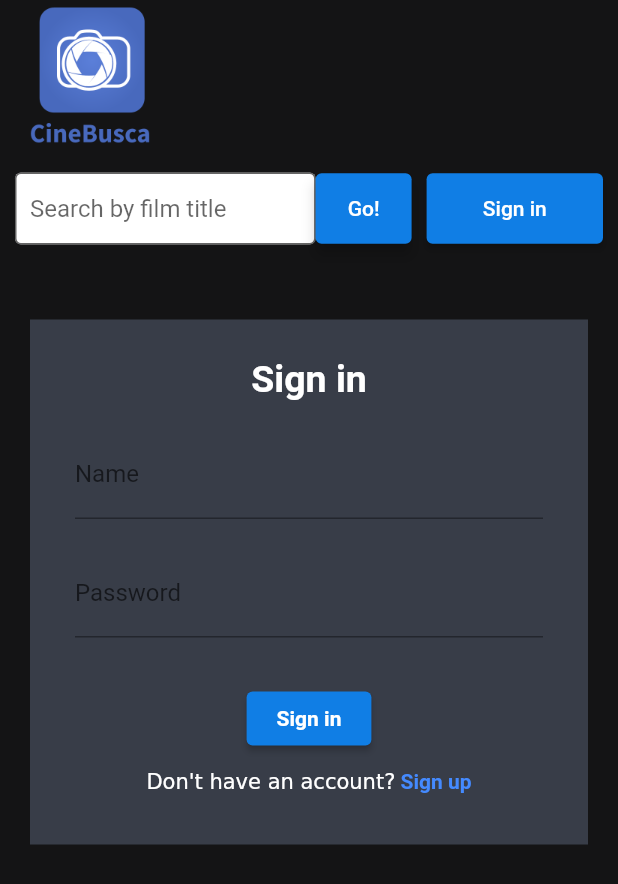
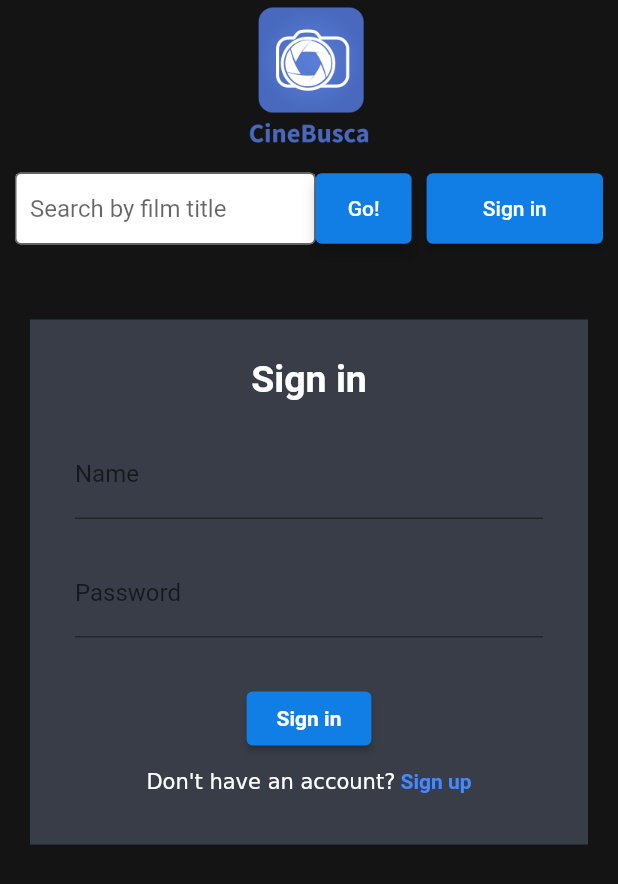
Before and after one commit to EdimarioJr/CineBusca-flutter, a Flutter app: the screen it shows after launch, after a tap on "Sign in", on a phone screen of 412 x 824 dp. Shown: the top 884 px of the screen. Run offline on Flutter 3.47's test engine with Material 2 defaults, Android fonts, the phone set to English and light mode, and no system bars; our stand-ins replace jwt_decoder; network calls fail.

Commit message:
Action Button/ mudança layout header

```diff
--- /dev/null
+++ b/lib/components/ActionButton/actionbutton.dart
@@ -0,0 +1,40 @@
+import 'package:flutter/material.dart';
+import 'package:flutter/cupertino.dart';
+import '../../screens/Login/loginpage.dart';
+
+// Botão que vai ser reusado por toda a aplicação
+class ActionButton extends StatelessWidget {
+  final String textButton;
+  final Function onPressedFunc;
+  final double verticalPadding;
+  final double horizontalPadding;
+
+  ActionButton(
+      {this.onPressedFunc,
+      this.textButton,
+      // Valores padrão
+      this.verticalPadding = 10.0,
+      this.horizontalPadding = 15.0});
+
+  @override
+  Widget build(BuildContext context) {
+    return ElevatedButton(
+      autofocus: true,
+      clipBehavior: Clip.antiAlias,
+      style: new ButtonStyle(
+        backgroundColor:
+            MaterialStateProperty.all<Color>(Color.fromRGBO(16, 126, 229, 1)),
+        padding: MaterialStateProperty.all<EdgeInsets>(EdgeInsets.symmetric(
+            vertical: this.verticalPadding,
+            horizontal: this.horizontalPadding)),
+      ),
+      child: Text(this.textButton),
+      onPressed: this.onPressedFunc != null
+          ? this.onPressedFunc
+          : () => {
+                Navigator.push(context,
+                    CupertinoPageRoute(builder: (context) => LoginPage()))
+              },
+    );
+  }
+}
--- a/lib/components/Header/form_header.dart
+++ b/lib/components/Header/form_header.dart
@@ -1,5 +1,5 @@
 import 'package:flutter/material.dart';
-import 'header_button.dart';
+import '../ActionButton/actionbutton.dart';
 
 class FormHeader extends StatefulWidget {
   @override
@@ -21,7 +21,6 @@ class _FormHeaderState extends State<FormHeader> {
               Expanded(
                   flex: 7,
                   child: Container(
-                      width: 200,
                       child: TextFormField(
                     decoration: const InputDecoration(
                         filled: true,
@@ -30,7 +29,12 @@ class _FormHeaderState extends State<FormHeader> {
                         fillColor: Color.fromRGBO(255, 255, 255, 1),
                         contentPadding: const EdgeInsets.only(left: 10.0)),
                   ))),
-              HeaderButton(buttonText: "Go!")
+              ActionButton(
+                textButton: "Go!",
+                verticalPadding: 15.5,
+                horizontalPadding: 15.0,
+                onPressedFunc: () => {},
+              )
             ],
           ),
         ));
--- a/lib/components/Header/header.dart
+++ b/lib/components/Header/header.dart
@@ -4,8 +4,10 @@ import 'package:flutter/cupertino.dart';
 import 'package:flutter/material.dart';
 import 'package:jwt_decoder/jwt_decoder.dart';
 import 'package:provider/provider.dart';
+import '../../screens/Login/loginpage.dart';
+import '../../screens/Watchlist/watchlistpage.dart';
 import 'form_header.dart';
-import 'header_button.dart';
+import '../ActionButton/actionbutton.dart';
 
 class Header extends StatefulWidget {
   @override
@@ -13,6 +15,8 @@ class Header extends StatefulWidget {
 }
 
 class _HeaderState extends State<Header> {
+  // GlobalKey serve para identificar unicamente um form, assim podemos usar os controllers de texto
+  // nos campos e facilitar a vida na manipulação e captura de valores em um formulário.
   final _formKey = GlobalKey<FormState>();
   String titleMovie = '';
 
@@ -26,59 +30,51 @@ class _HeaderState extends State<Header> {
           Container(
             padding: const EdgeInsets.only(bottom: 15.0),
             child: Row(children: [
-              Image(
+              Expanded(
+                flex: 5,
+                // Usamos o Image para renderizar imagens no flutter. Esse Widget Image pode ter
+                // vários tipos no seu argumento "image". O caso abaixo é AssetImage, o que significa
+                // que a imagem vai ser buscada nos assets do projeto. Também existe o NetworkImage,
+                // significando que a imagem vai ser buscada em alguma URL
+                child: Image(
                     image: AssetImage('assets/cinebusca_logo.png'),
                     width: 100,
                     height: 100),
+              ),
+              // O Consumer acompanha as mudanças que ocorrem no estado do Provider Jwt
+              // Ele fornece a instância do Model através do jwtModel, assim podemos modificar
+              // o estado global da aplicação ( nesse caso o estado global se resume ao jwt)
               Consumer<JwtModel>(
                 builder: (context, jwtModel, widget) {
                   if (jwtModel.isLogged()) {
+                    // decodifica o token
                     Map<String, dynamic> jwtDecoded =
                         JwtDecoder.decode(jwtModel.getToken());
+                    // pega o username do payload e usa no Text
                     String username = jwtDecoded['username'];
-                    return Row(children: [
-                      Column(
-                        children: [
+                    return Expanded(
+                      flex: 5,
+                      child: Column(children: [
                         Text(
-                            "Oi, $username",
+                          "Bem vindo, $username",
                           style: TextStyle(color: Colors.white),
                         ),
-                          ElevatedButton(
-                            autofocus: true,
-                            clipBehavior: Clip.antiAlias,
-                            style: new ButtonStyle(
-                              backgroundColor: MaterialStateProperty.all<Color>(
-                                  Color.fromRGBO(16, 126, 229, 1)),
-                              padding: MaterialStateProperty.all<EdgeInsets>(
-                                  EdgeInsets.symmetric(
-                                      vertical: 15.5, horizontal: 15.0)),
-                            ),
-                            child: Text("Logout"),
-                            onPressed: () => {jwtModel.deleteToken()},
-                          )
-                        ],
-                      ),
-                      ElevatedButton(
-                        autofocus: true,
-                        clipBehavior: Clip.antiAlias,
-                        style: new ButtonStyle(
-                          backgroundColor: MaterialStateProperty.all<Color>(
-                              Color.fromRGBO(16, 126, 229, 1)),
-                          padding: MaterialStateProperty.all<EdgeInsets>(
-                              EdgeInsets.symmetric(
-                                  vertical: 15.5, horizontal: 15.0)),
-                        ),
-                        child: Text("Watchlist"),
-                        onPressed: () => {
+                        ActionButton(
+                          textButton: "Watchlist",
+                          onPressedFunc: () => {
+                            // Com o Navigator push mudamos de uma tela para outra no Flutter
+                            // Usei o CupertinoPageRoute por que eu acho a animação do Cupertino mais
+                            // bonita :D
                             Navigator.push(
                                 context,
                                 CupertinoPageRoute(
                                     builder: (context) => WatchlistPage()))
                           },
                         )
-                    ]);
+                      ]),
+                    );
                   }
-
+                  // Um Consumer não pode retornar null, tem que retornar pelo menos 1 widget
                   return Container();
                 },
               )
@@ -86,7 +82,7 @@ class _HeaderState extends State<Header> {
           ),
           // SizedBox define uma altura / largura para Column,Row, Flex..
           SizedBox(
-              width: 450,
+              width: MediaQuery.of(context).size.width,
               // Definindo o tamanho da Row, podemos usar o Expanded dentro dela para definir o tamanho dos seus elementos sem ser hard-coded.
               // Nesse exemplo o input Text + Button ocupam 70% do width (flex = 7) e o outro button ocupa os outros 30% ( flex = 3). Isso foi possivel
               // por que definimos o tamanho do seu elemento Pai (Row) atraves do SizedBox.
@@ -100,9 +96,26 @@ class _HeaderState extends State<Header> {
                   ),
                   Expanded(
                       flex: 3,
-                      child: HeaderButton(
-                        buttonText: "Sign in",
-                      ))
+                      child: Consumer<JwtModel>(
+                          builder: (context, jwtModel, widget) {
+                        bool userIsLogged = jwtModel.isLogged();
+                        // O texto do botão e o que ele faz vai depender do estado da aplicação
+                        // Se o estado muda, esse botão automaticamente vai mudar, por que ele está
+                        // encapsulado pelo Consumer e será notificado sobre todas as mudanças.
+                        return ActionButton(
+                          verticalPadding: 15.5,
+                          horizontalPadding: 15.0,
+                          textButton: userIsLogged ? "Logout" : "Sign in",
+                          onPressedFunc: () => {
+                            userIsLogged
+                                ? jwtModel.deleteToken()
+                                : Navigator.push(
+                                    context,
+                                    CupertinoPageRoute(
+                                        builder: (context) => LoginPage()))
+                          },
+                        );
+                      })),
                 ],
               )),
         ],
--- a/lib/components/Header/header_button.dart
+++ /dev/null
@@ -1,28 +0,0 @@
-import 'package:cinebusca_front/screens/Login/loginpage.dart';
-import 'package:flutter/cupertino.dart';
-import 'package:flutter/material.dart';
-
-class HeaderButton extends StatelessWidget {
-  final String buttonText;
-
-  HeaderButton({this.buttonText});
-
-  @override
-  Widget build(BuildContext context) {
-    return ElevatedButton(
-      autofocus: true,
-      clipBehavior: Clip.antiAlias,
-      style: new ButtonStyle(
-        backgroundColor:
-            MaterialStateProperty.all<Color>(Color.fromRGBO(16, 126, 229, 1)),
-        padding: MaterialStateProperty.all<EdgeInsets>(
-            EdgeInsets.symmetric(vertical: 15.5, horizontal: 15.0)),
-      ),
-      child: Text(this.buttonText),
-      onPressed: () => {
-        Navigator.push(
-            context, CupertinoPageRoute(builder: (context) => LoginPage()))
-      },
-    );
-  }
-}
--- a/lib/screens/Login/login_form.dart
+++ b/lib/screens/Login/login_form.dart
@@ -70,9 +70,9 @@ class _LoginFormState extends State<LoginForm> {
                         print(userNameController.text);
                         print(userPasswordController.text);
                         var responseLogin = await http.post(
-                            'http://192.168.18.6:3000/user/${createUser ? '' : 'login'}',
+                            'http://10.0.0.41:3000/user/${createUser ? '' : 'login'}',
                             body: {
-                              'username': userNameController.text,
+                              'name': userNameController.text,
                               'password': userPasswordController.text
                             });
 
@@ -80,7 +80,7 @@ class _LoginFormState extends State<LoginForm> {
                         print(respostaLogin);
                         if (createUser == true) {
                           Scaffold.of(context).showSnackBar(SnackBar(
-                            content: Text("Erro durante criação do Usuário!"),
+                            content: Text(respostaLogin['message']),
                             backgroundColor: respostaLogin['op']
                                 ? Colors.blueAccent
                                 : Colors.redAccent,
--- a/lib/screens/Movie/moviedetail.dart
+++ b/lib/screens/Movie/moviedetail.dart
@@ -27,7 +27,7 @@ class MovieDetail extends StatefulWidget {
 class _MovieDetailState extends State<MovieDetail> {
   void postToUserWatchlist() async {
     JwtModel jwtModel = Provider.of<JwtModel>(context, listen: false);
-    var response = await http.post('http://192.168.18.6:3000/user/watchlist',
+    var response = await http.post('http://10.0.0.41:3000/user/watchlist',
         body: {'idMovie': '${widget.idMovie}'},
         headers: {'Authorization': 'Bearer ${jwtModel.getToken()}'});
 
--- a/lib/screens/Watchlist/watchlistpage.dart
+++ b/lib/screens/Watchlist/watchlistpage.dart
@@ -16,7 +16,7 @@ class _WatchlistPageState extends State<WatchlistPage> {
 
   void fetchWatchlist() async {
     JwtModel jwtModel = Provider.of<JwtModel>(context);
-    var response = await http.get('http://192.168.18.6:3000/user/watchlist',
+    var response = await http.get('http://10.0.0.41:3000/user/watchlist',
         headers: {'Authorization': 'Bearer ${jwtModel.getToken()}'});
     print(response.body);
     var userW = jsonDecode(response.body);
@@ -31,7 +31,6 @@ class _WatchlistPageState extends State<WatchlistPage> {
       var response = await http.get(
           "https://api.themoviedb.org/3/movie/${watchlist[i]}?api_key=0d278f2443cc885c267b521e19ea320e");
       var movie = jsonDecode(response.body);
-      print(movie);
       userW.add(new MovieCard(
         movieDirector: "Dallas Jackson",
         movieDescription: movie['overview'],
```
Lines whose indentation alone changed are shown as unchanged.
